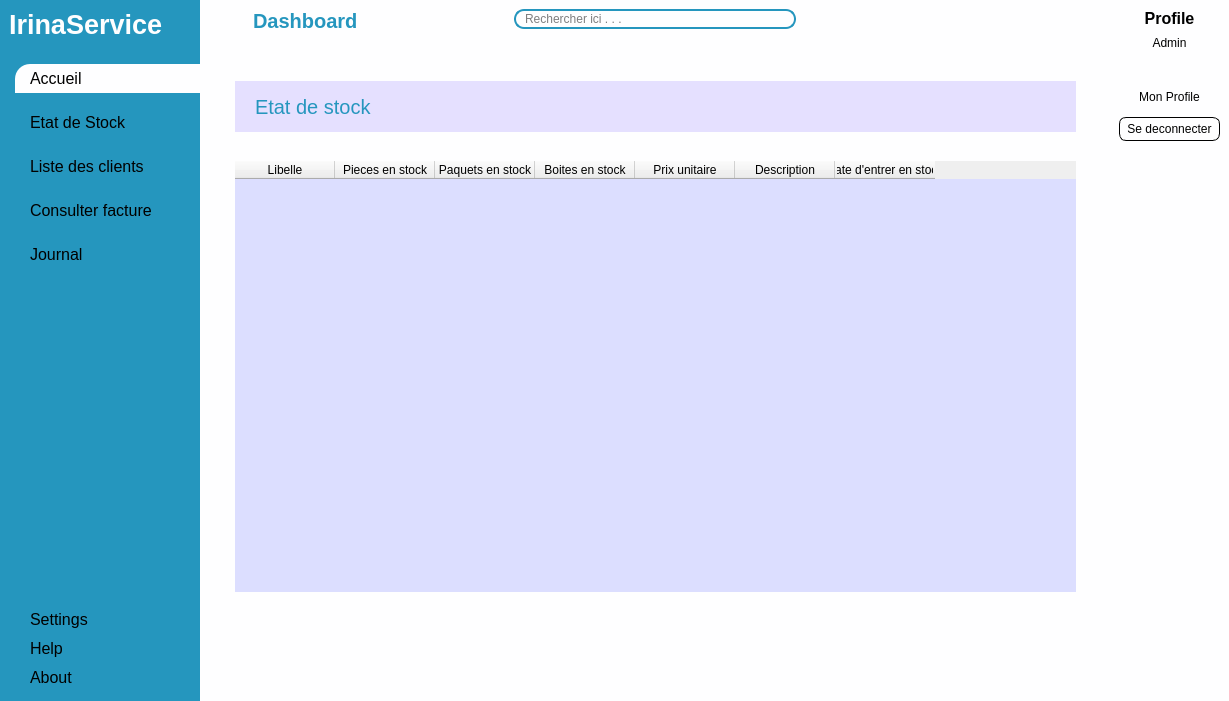
The window that views/main_window.ui (ninohantonio/Store-Management) describes before a commit, drawn with Qt 5.
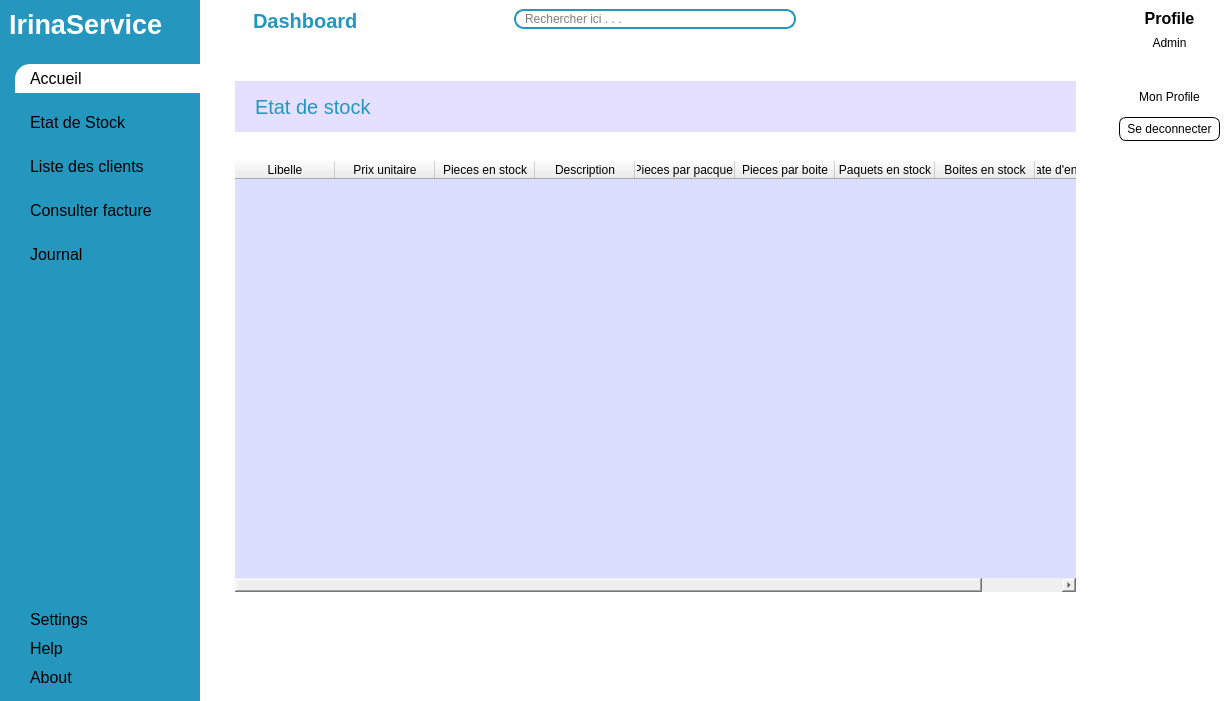
The same window after the commit. The open tabs and pages were chosen to show the change. Icons and pictures are not drawn. Custom widgets are drawn as their Qt base class.

Diff of the .ui file:
```diff
--- a/views/main_window.ui
+++ b/views/main_window.ui
@@ -887,11 +887,31 @@
                 <string>Libelle</string>
                </property>
               </column>
+              <column>
+               <property name="text">
+                <string>Prix unitaire</string>
+               </property>
+              </column>
               <column>
                <property name="text">
                 <string>Pieces en stock</string>
                </property>
               </column>
+              <column>
+               <property name="text">
+                <string>Description</string>
+               </property>
+              </column>
+              <column>
+               <property name="text">
+                <string>Pieces par pacquet</string>
+               </property>
+              </column>
+              <column>
+               <property name="text">
+                <string>Pieces par boite</string>
+               </property>
+              </column>
               <column>
                <property name="text">
                 <string>Paquets en stock</string>
@@ -902,16 +922,6 @@
                 <string>Boites en stock</string>
                </property>
               </column>
-              <column>
-               <property name="text">
-                <string>Prix unitaire</string>
-               </property>
-              </column>
-              <column>
-               <property name="text">
-                <string>Description</string>
-               </property>
-              </column>
               <column>
                <property name="text">
                 <string>Date d'entrer en stock</string>
```
Left out of the diff: 2 changed lines with no effect on the pictures.
